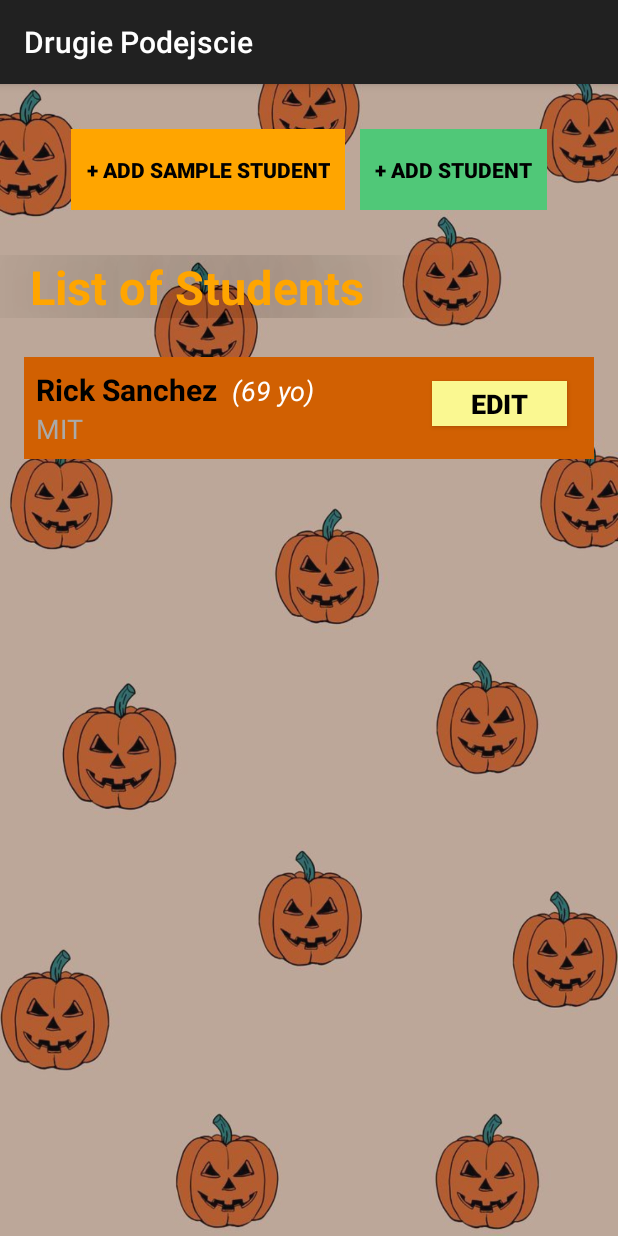
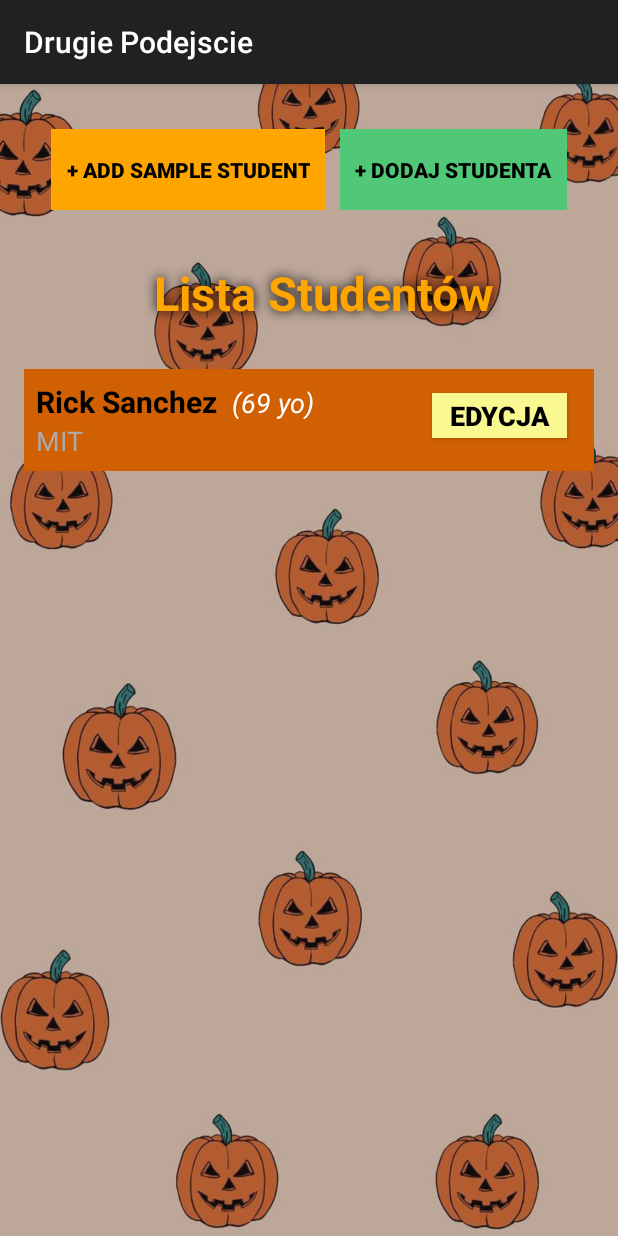
Before and after one commit to Meikelele/android-studio-2024, an Android app built with Jetpack Compose: the FourthActivity screen opened directly, with no data from a screen before it, after a tap on "+ ADD SAMPLE STUDENT", on a phone screen of 412 x 824 dp. Run offline under Robolectric (Android 15) with nearby library versions, the phone set to English and light mode, and no system bars.

Commit message:
added translation (eng)

```diff
--- a/app/src/main/java/com/example/drugie_podejscie/ThirdActivity.kt
+++ b/app/src/main/java/com/example/drugie_podejscie/ThirdActivity.kt
@@ -24,8 +24,8 @@ class ThirdActivity : AppCompatActivity() {
             bindService(intent, serviceConnection, Context.BIND_AUTO_CREATE)
         }
 
-        val btn1 = findViewById<Button>(R.id.dupdup)
-        val btn2 = findViewById<Button>(R.id.dupdup2)
+        val btn1 = findViewById<Button>(R.id.goToListActivity)
+        val btn2 = findViewById<Button>(R.id.getCounterFromBindService)
 
         // e ) wyswtietlanie countera
         btn2.setOnClickListener {
@@ -33,7 +33,7 @@ class ThirdActivity : AppCompatActivity() {
                 val counterValue = boundService?.getCounter() ?: 0
                 Toast.makeText(this, "$counterValue", Toast.LENGTH_SHORT).show()
             } else {
-                Toast.makeText(this, "Service is not bound", Toast.LENGTH_SHORT).show()
+                Toast.makeText(this, "Service is not bound -_-", Toast.LENGTH_SHORT).show()
             }
         }
 
--- a/app/src/main/res/layout/activity_fourth.xml
+++ b/app/src/main/res/layout/activity_fourth.xml
@@ -26,7 +26,6 @@
             android:background="@color/orange"
             android:fontFamily="sans-serif-black"
             android:textColor="@color/black"
-
             android:padding="10dp"
             android:text="+ Add Sample Student" />
 
@@ -41,15 +40,17 @@
             android:textColor="@color/black"
             android:layout_marginLeft="10dp"
             android:padding="10dp"
-            android:text="+ Add Student"/>
+            android:text="@string/addStudent"/>
 
     </LinearLayout>
 
+    <!-- HEADER - ListOfStudent    -->
     <TextView
         android:id="@+id/textListOfStudents"
         android:layout_width="match_parent"
-        android:layout_height="wrap_content"
-        android:text="List of Students"
+        android:layout_height="50dp"
+        android:gravity="center"
+        android:text="@string/textListOfStudents"
         android:layout_below="@id/buttons"
         android:textColor="@color/orange"
         android:textSize="31sp"
@@ -58,7 +59,7 @@
         android:shadowColor="@color/black"
         android:shadowDx="0"
         android:shadowDy="0"
-        android:shadowRadius="100" />
+        android:shadowRadius="9" />
 
     <androidx.recyclerview.widget.RecyclerView
         android:id="@+id/recyclerViewStudents"
--- a/app/src/main/res/layout/activity_second.xml
+++ b/app/src/main/res/layout/activity_second.xml
@@ -56,6 +56,6 @@
         android:layout_marginRight="10dp"
         android:background="@color/orange"
         android:textColor="@color/black"
-        android:text="DO AKTYWNOSCI 3" />
+        android:text="@string/goToThirdActivity" />
 
 </RelativeLayout>
--- a/app/src/main/res/layout/item_student.xml
+++ b/app/src/main/res/layout/item_student.xml
@@ -1,4 +1,5 @@
 <LinearLayout xmlns:android="http://schemas.android.com/apk/res/android"
+    xmlns:tools="http://schemas.android.com/tools"
     android:layout_width="match_parent"
     android:layout_height="wrap_content"
     android:background="@color/orange2"
@@ -24,7 +25,7 @@
                     android:id="@+id/textViewStudentNameSurname"
                     android:layout_width="wrap_content"
                     android:layout_height="wrap_content"
-                    android:text="Name Surname"
+                    android:text="@string/textViewStudentNameSurname"
                     android:textColor="@android:color/black"
                     android:textSize="20sp"
                     android:textStyle="bold" />
@@ -33,11 +34,12 @@
                     android:id="@+id/textViewAge"
                     android:layout_width="wrap_content"
                     android:layout_height="wrap_content"
-                    android:paddingLeft="10dp"
-                    android:text="(age yo)"
+                    android:paddingStart="10dp"
+                    android:text="@string/textViewAge"
                     android:textColor="@android:color/white"
                     android:textSize="18sp"
-                    android:textStyle="italic" />
+                    android:textStyle="italic"
+                    tools:ignore="RtlSymmetry" />
 
             </LinearLayout>
 
@@ -45,7 +47,7 @@
                 android:id="@+id/textViewStudentUniversity"
                 android:layout_width="wrap_content"
                 android:layout_height="wrap_content"
-                android:text="University"
+                android:text="@string/textViewStudentUniversity"
                 android:textColor="@android:color/darker_gray"
                 android:textSize="18sp" />
 
@@ -64,7 +66,7 @@
                 android:background="@color/orange3"
                 android:textColor="@android:color/black"
                 android:gravity="center"
-                android:text="EDIT"
+                android:text="@string/buttonEdit"
                 android:textSize="18sp"
                 android:textStyle="bold"
                 android:layout_marginTop="8dp"
--- a/app/src/main/res/values/strings.xml
+++ b/app/src/main/res/values/strings.xml
@@ -10,4 +10,29 @@
     <!-- SecondActivity    -->
     <string name="f1Btn">Yennefer z Vengerbergu</string>
     <string name="f2Btn">Cirilla z Cintry</string>
+
+        <!-- SecondActivity - fragments    -->
+        <string name="goToThirdActivity">Do Aktywnosci 3</string>
+
+    <!-- ThirdActivity    -->
+    <string name="getCounterFromBindService">Pobierz Licznik z Bind Service</string>
+    <string name="goToListActivity">Do Listy Aktywnośći</string>
+
+    <!-- FourthActivity    -->
+    <string name="textListOfStudents">Lista Studentów</string>
+    <string name="addStudent">+ Dodaj Studenta</string>
+    <string name="addSampleStudent">+ Dodaj SAMPLE Studenta</string>
+
+        <!-- FourthActivity - item_student    -->
+        <string name="buttonEdit">Edycja</string>
+        <string name="textViewStudentUniversity">Uniwersytet</string>
+        <string name="textViewAge">(wiek)</string>
+        <string name="textViewStudentNameSurname">Imie Nazwisko</string>
+
+        <!-- FourthActivity - dialog_edit_student    -->
+        <string name="editStudentName">Imię studenta</string>
+        <string name="editStudentSurname">Nazwisko studenta</string>
+        <string name="editStudentUniversity">Uniwersytet</string>
+        <string name="editStudentAge">Wiek studenta</string>
+
 </resources>
```
Also changed, not shown: app/src/main/res/layout-land/activity_second.xml (+11 -0 lines), app/src/main/res/layout/activity_third.xml (+6 -8 lines), app/src/main/res/layout/dialog_edit_student.xml (+4 -4 lines), 1 other file.
